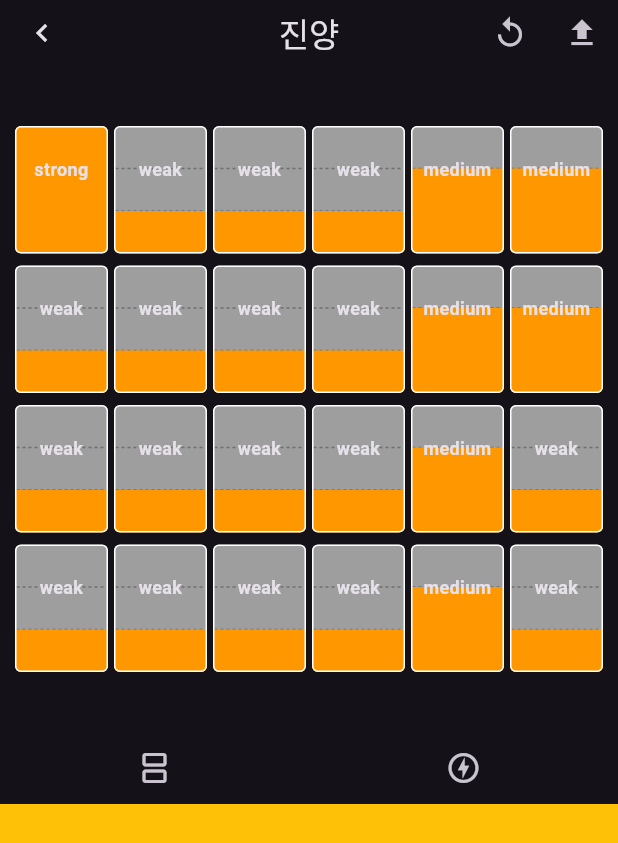
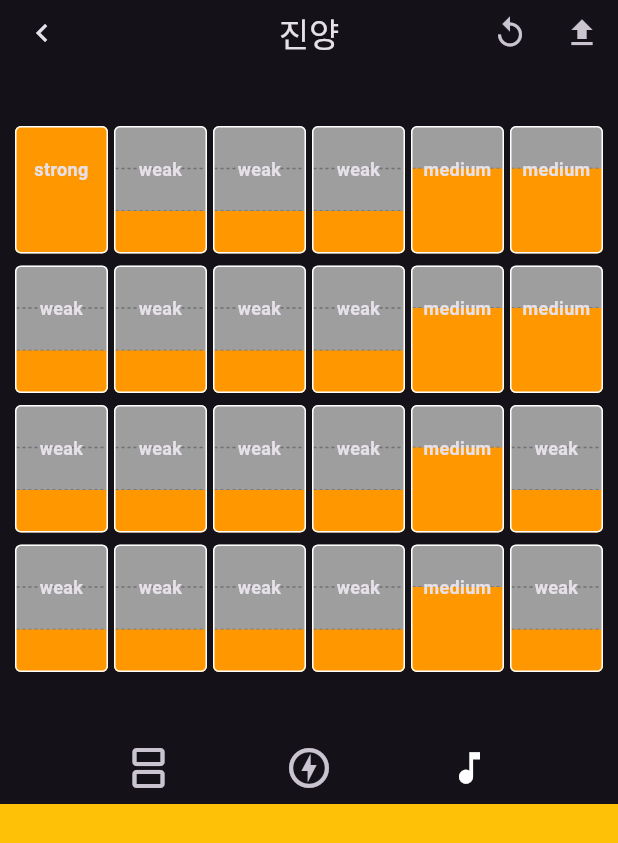
Before and after one commit to Team-Hanbae/Hanbae-Flutter, a Flutter app: the screen it shows after launch, on a phone screen of 412 x 824 dp. Shown: the top 843 px of the screen. Run offline on Flutter 3.47's test engine with Material 3 defaults, Android fonts, the phone set to English and light mode, and no system bars; our stand-ins replace audioplayers, equatable, flutter_svg.

Commit message:
[feat] #12 MetronomeSettingControl 간단하게

```diff
--- a/lib/presentation/metronome/metronome_screen.dart
+++ b/lib/presentation/metronome/metronome_screen.dart
@@ -37,7 +37,12 @@ class MetronomeScreen extends StatelessWidget {
             ),
             child: HanbaeBoard(),
           ),
-          MetronomeSettingControl(),
+          Padding(
+            padding: const EdgeInsets.symmetric(
+              horizontal: 16.0,
+            ),
+            child: MetronomeSettingControl(),
+          ),
           MetronomeControl(),
         ],
       ),
--- a/lib/presentation/metronome/metronome_setting_control.dart
+++ b/lib/presentation/metronome/metronome_setting_control.dart
@@ -6,9 +6,26 @@ class MetronomeSettingControl extends StatelessWidget {
   @override
   Widget build(BuildContext context) {
     return Row(
+      mainAxisAlignment: MainAxisAlignment.spaceEvenly,
       children: [
-        Expanded(child: IconButton(onPressed: () {}, icon: Icon(Icons.splitscreen))),
-        Expanded(child: IconButton(onPressed: () {}, icon: Icon(Icons.offline_bolt_outlined))),
+        IconButton(
+          icon: Icon(Icons.splitscreen, size: 32),
+          onPressed: () {},
+        ),
+        IconButton(
+          icon: Icon(Icons.offline_bolt_outlined, size: 32),
+          onPressed: () {},
+        ),
+        PopupMenuButton<String>(
+          icon: Icon(Icons.music_note, size: 28),
+          itemBuilder:
+              (context) => const [
+                PopupMenuItem(value: 'Beep', child: Text('Beep')),
+                PopupMenuItem(value: 'Click', child: Text('Click')),
+                PopupMenuItem(value: 'Woodblock', child: Text('Woodblock')),
+              ],
+          onSelected: (value) {},
+        ),
       ],
     );
   }
```
